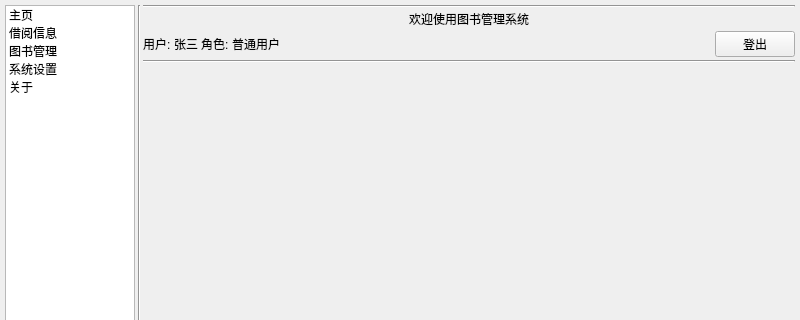
Above: ui/main_window.ui from weijiang1994/BookManage before the change; both pictures show x 0 to 800 and y 0 to 320 of the 800 by 600 pixel window. Below: the same form after it.
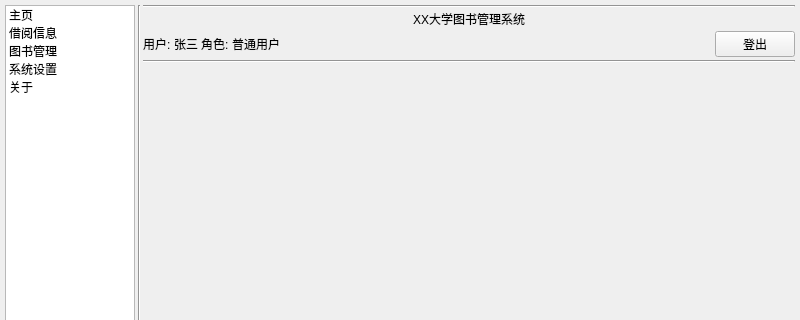
That is the form after the change.

Commit message: 更改页面标题

The edit to the form file:
```diff
--- a/ui/main_window.ui
+++ b/ui/main_window.ui
@@ -109,7 +109,7 @@
              <string notr="true">font: 14pt &quot;宋体&quot;;</string>
             </property>
             <property name="text">
-             <string>欢迎使用图书管理系统</string>
+             <string>XX大学图书管理系统</string>
             </property>
             <property name="alignment">
              <set>Qt::AlignCenter</set>
```
Left out of the diff: 2 changed lines with no effect on the pictures. The commit also changes 1 other file.
